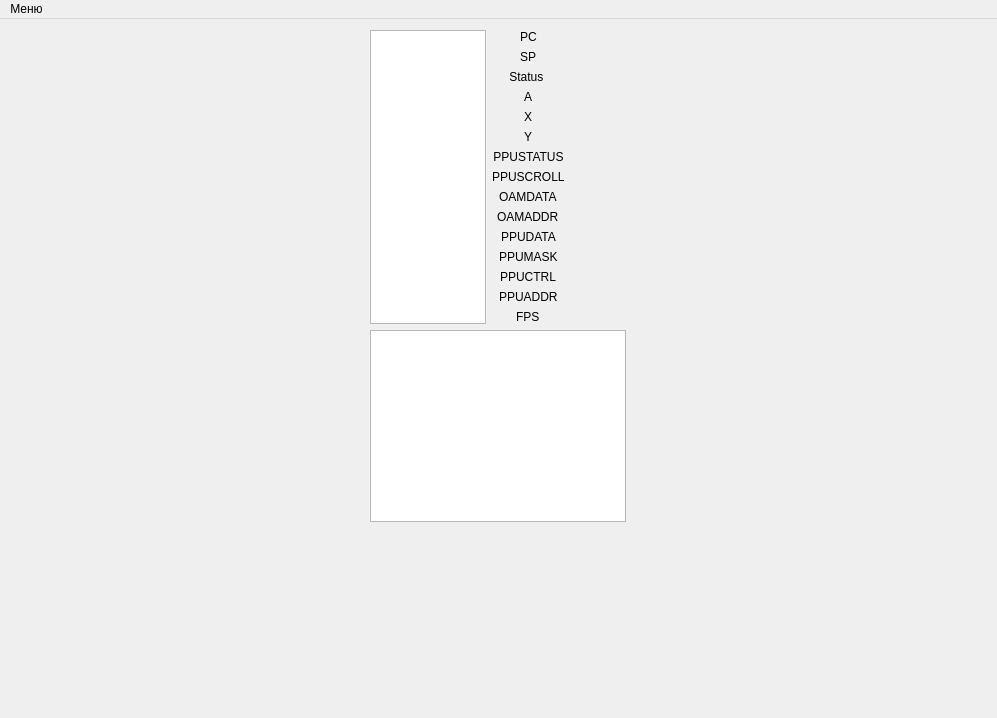
This is emulateNES/forms/mainwindow.ui in maxim14254/emulateNES as Qt 5 draws it before an edit. The edited form follows.
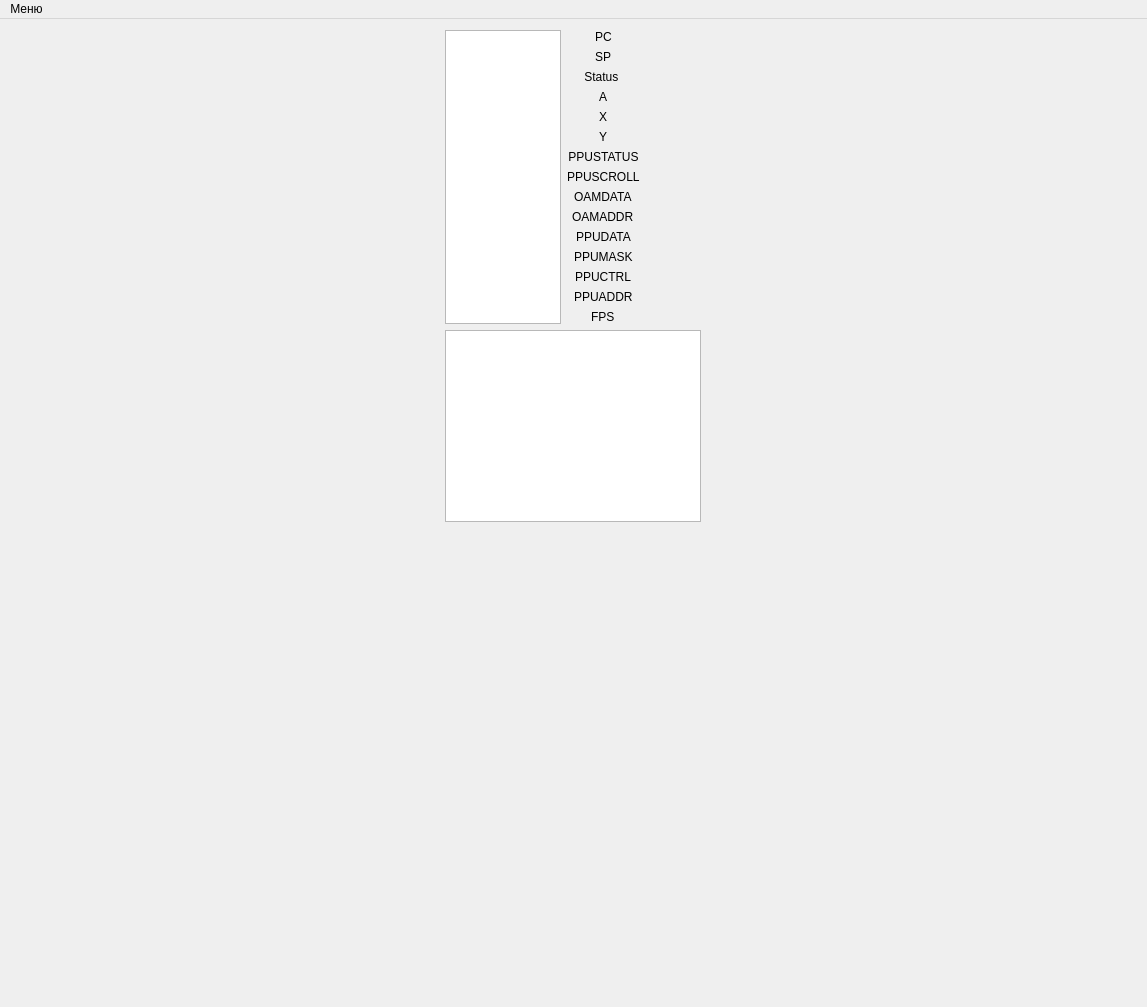
This is the edited form.

```diff
--- a/emulateNES/forms/mainwindow.ui
+++ b/emulateNES/forms/mainwindow.ui
@@ -6,8 +6,8 @@
    <rect>
     <x>0</x>
     <y>0</y>
-    <width>997</width>
-    <height>718</height>
+    <width>1147</width>
+    <height>1007</height>
    </rect>
   </property>
   <property name="windowTitle">
@@ -62,6 +62,12 @@
              <verstretch>0</verstretch>
             </sizepolicy>
            </property>
+           <property name="minimumSize">
+            <size>
+             <width>622</width>
+             <height>967</height>
+            </size>
+           </property>
            <layout class="QVBoxLayout" name="verticalLayout_5">
             <property name="sizeConstraint">
              <enum>QLayout::SetFixedSize</enum>
@@ -440,7 +446,7 @@
     <rect>
      <x>0</x>
      <y>0</y>
-     <width>997</width>
+     <width>1147</width>
      <height>27</height>
     </rect>
    </property>
```
